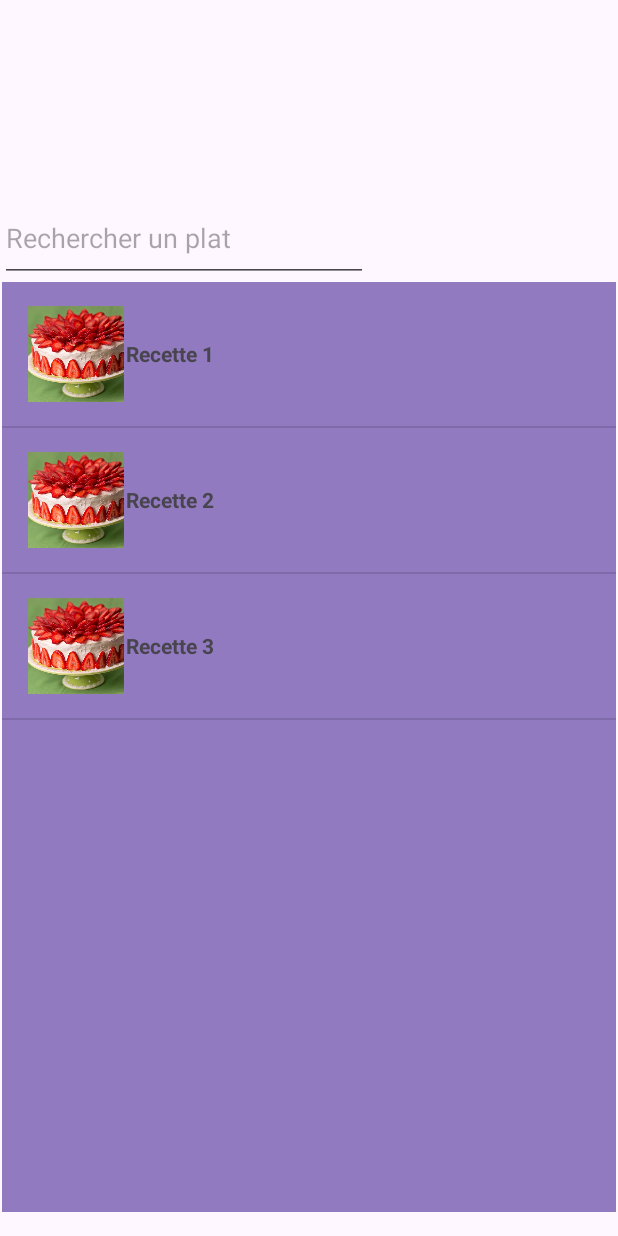
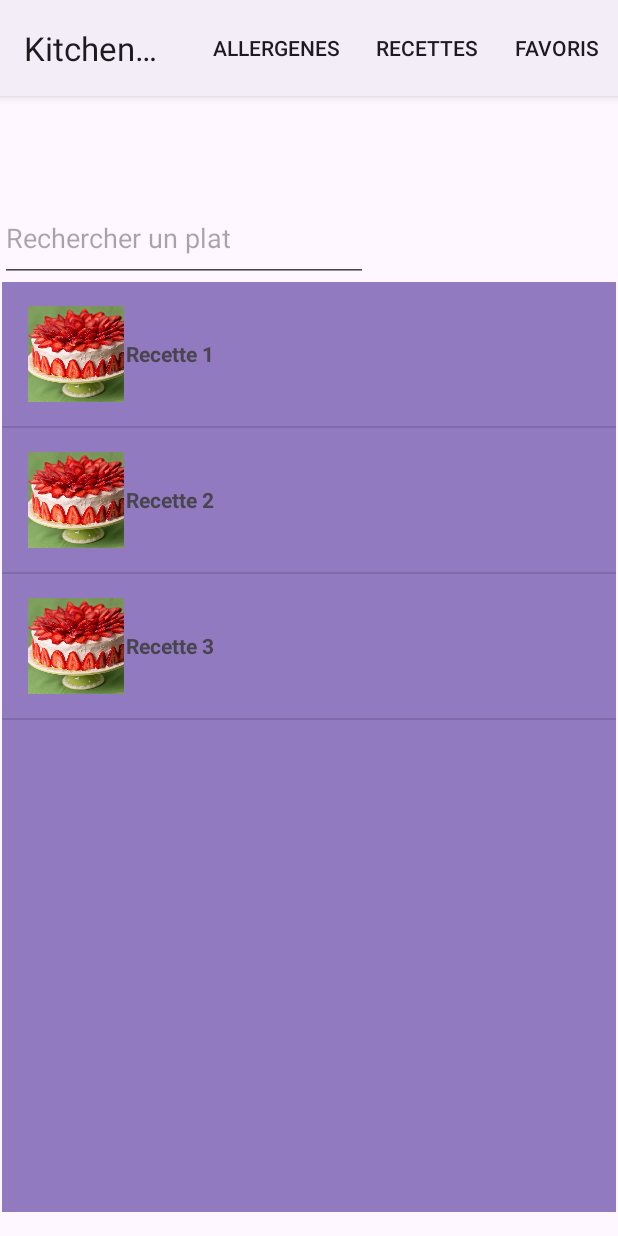
Before and after one commit to Yeetnus/Kitchen_Wizard, an Android app: the screen it shows after launch (MainActivity), on a phone screen of 412 x 824 dp. Run offline under Robolectric (Android 15) with nearby library versions, the phone set to English and light mode, and no system bars.

Commit message:
bqgghio ogjzugjoqer jqeo,jwds g

```diff
--- a/app/src/main/res/layout/favoris.xml
+++ b/app/src/main/res/layout/favoris.xml
@@ -3,7 +3,8 @@
     xmlns:app="http://schemas.android.com/apk/res-auto"
     xmlns:tools="http://schemas.android.com/tools"
     android:layout_width="match_parent"
-    android:layout_height="match_parent">
+    android:layout_height="match_parent"
+    tools:context=".Favoris">>
 
     <LinearLayout
         android:layout_width="409dp"
--- a/app/src/main/res/menu/menu.xml
+++ b/app/src/main/res/menu/menu.xml
@@ -1,6 +1,7 @@
 <?xml version="1.0" encoding="utf-8"?>
 <menu xmlns:android="http://schemas.android.com/apk/res/android"
     xmlns:app="http://schemas.android.com/apk/res-auto">
+
     <item
         android:id="@+id/allergenes"
         android:title="@string/allergenes"
--- a/app/src/main/res/values-night/themes.xml
+++ b/app/src/main/res/values-night/themes.xml
@@ -1,6 +1,6 @@
 <resources xmlns:tools="http://schemas.android.com/tools">
     <!-- Base application theme. -->
-    <style name="Base.Theme.KitchenWizard" parent="Theme.Material3.DayNight.NoActionBar">
+    <style name="Base.Theme.KitchenWizard" parent="Theme.Material3.DayNight">
         <!-- Customize your dark theme here. -->
         <!-- <item name="colorPrimary">@color/my_dark_primary</item> -->
     </style>
--- a/app/src/main/res/values/themes.xml
+++ b/app/src/main/res/values/themes.xml
@@ -1,6 +1,6 @@
 <resources xmlns:tools="http://schemas.android.com/tools">
     <!-- Base application theme. -->
-    <style name="Base.Theme.KitchenWizard" parent="Theme.Material3.DayNight.NoActionBar">
+    <style name="Base.Theme.KitchenWizard" parent="Theme.Material3.DayNight">
         <!-- Customize your light theme here. -->
         <!-- <item name="colorPrimary">@color/my_light_primary</item> -->
     </style>
```
